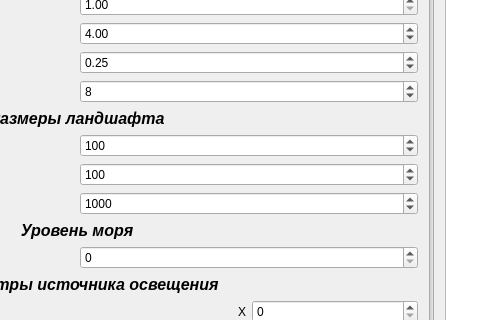
Qt form landscape_generator/mainwindow.ui (nikitalystsev/cg_course) before a commit; both pictures show x 273 to 771 and y 99 to 419 of the 1408 by 839 pixel window.
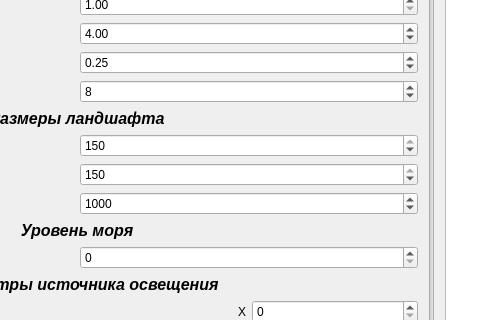
The same form after that commit.

Diff of the .ui file:
```diff
--- a/landscape_generator/mainwindow.ui
+++ b/landscape_generator/mainwindow.ui
@@ -198,7 +198,7 @@
            <number>150</number>
           </property>
           <property name="value">
-           <number>100</number>
+           <number>150</number>
           </property>
          </widget>
         </item>
@@ -208,7 +208,7 @@
            <number>150</number>
           </property>
           <property name="value">
-           <number>100</number>
+           <number>150</number>
           </property>
          </widget>
         </item>
```
